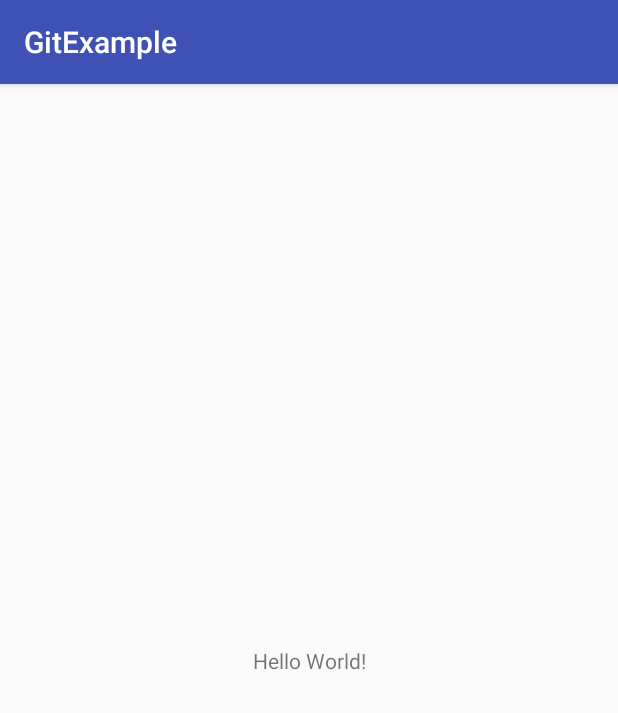
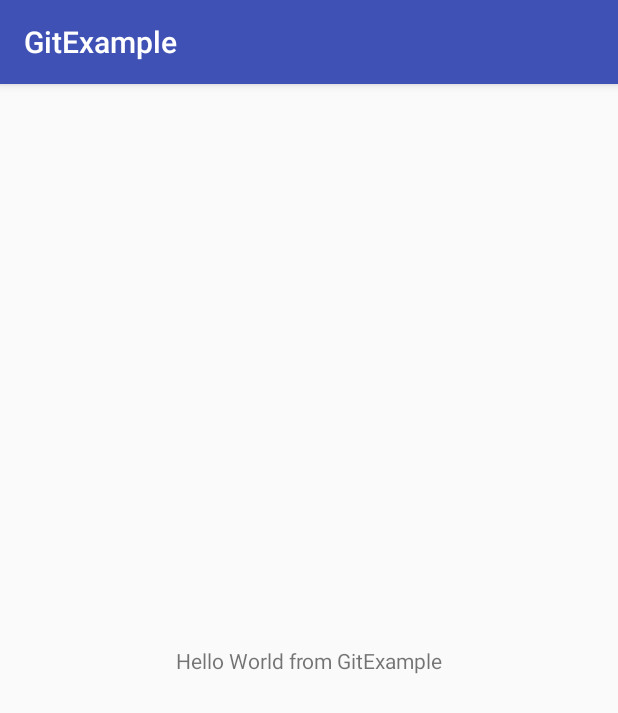
Before and after one commit to kthrockm62/GitExample, an Android app: the screen it shows after launch (GitExampleActivity), on a phone screen of 412 x 824 dp. Shown: the top 713 px of the screen. Run offline under Robolectric (Android 15) with nearby library versions, the phone set to English and light mode, and no system bars.

Commit message:
add change to layout textview for string resource

```diff
--- a/app/src/main/res/layout/activity_git_example.xml
+++ b/app/src/main/res/layout/activity_git_example.xml
@@ -9,7 +9,7 @@
     <TextView
         android:layout_width="wrap_content"
         android:layout_height="wrap_content"
-        android:text="Hello World!"
+        android:text="@string/txtHelloWorld"
         app:layout_constraintBottom_toBottomOf="parent"
         app:layout_constraintLeft_toLeftOf="parent"
         app:layout_constraintRight_toRightOf="parent"
--- a/app/src/main/res/values/strings.xml
+++ b/app/src/main/res/values/strings.xml
@@ -1,3 +1,4 @@
 <resources>
     <string name="app_name">GitExample</string>
+    <string name="txtHelloWorld">Hello World from GitExample</string>
 </resources>
```
